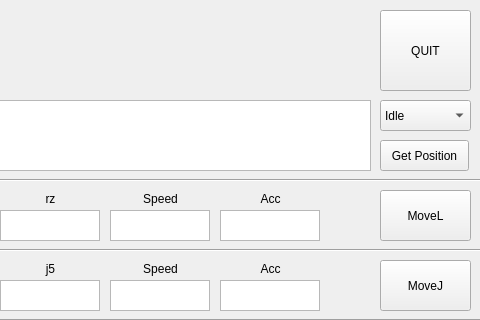
This is rainbow_control/control.ui in als8921/gt3_ws as Qt 5 draws it before an edit; both pictures show x 570 to 1050 and y 0 to 320 of the 1050 by 896 pixel window. The edited form follows.
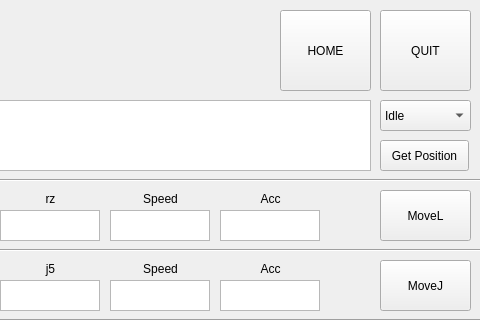
This is the edited form.

What changed in the file:
```diff
--- a/rainbow_control/control.ui
+++ b/rainbow_control/control.ui
@@ -1801,6 +1801,19 @@
      </property>
     </item>
    </widget>
+   <widget class="QPushButton" name="Quit_Button_2">
+    <property name="geometry">
+     <rect>
+      <x>850</x>
+      <y>10</y>
+      <width>91</width>
+      <height>81</height>
+     </rect>
+    </property>
+    <property name="text">
+     <string>HOME</string>
+    </property>
+   </widget>
   </widget>
   <widget class="QMenuBar" name="menubar">
    <property name="geometry">
```
